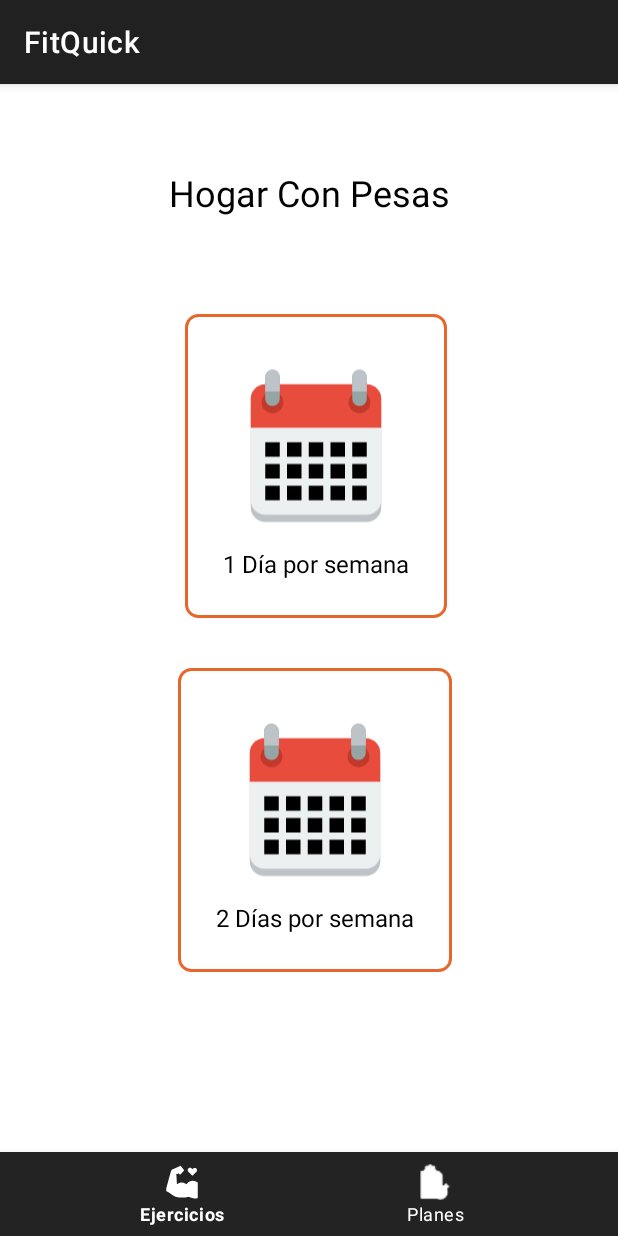
After one commit to SantiagoCifuentes/FitQuick, an Android app built with Jetpack Compose: the HogarPesasActivity screen opened directly, with no data from a screen before it, on a phone screen of 412 x 824 dp. The commit adds this screen. Run offline under Robolectric (Android 15) with nearby library versions, the phone set to English and light mode, and no system bars.

Commit message:
Se agrega funcionalidad al boton hogar con pesas

```diff
--- a/app/src/main/AndroidManifest.xml
+++ b/app/src/main/AndroidManifest.xml
@@ -12,21 +12,26 @@
         android:supportsRtl="true"
         android:theme="@style/Theme.FitQuick"
         tools:targetApi="31">
+
         <activity
             android:name=".FlexionesActivity"
             android:exported="false"
             android:label="@string/title_activity_flexiones"
             android:theme="@style/Theme.FitQuick" />
+
         <activity
             android:name=".HogarActivity"
             android:exported="false"
             android:label="@string/title_activity_hogar"
             android:theme="@style/Theme.FitQuick" />
+
         <activity
             android:name=".PlanesActivity"
             android:exported="false"
             android:label="@string/title_activity_planes"
             android:theme="@style/Theme.FitQuick" />
+
+        <!-- Punto de entrada de la aplicación -->
         <activity
             android:name=".MainActivity"
             android:exported="true"
@@ -34,10 +39,16 @@
             android:theme="@style/Theme.FitQuick">
             <intent-filter>
                 <action android:name="android.intent.action.MAIN" />
-
                 <category android:name="android.intent.category.LAUNCHER" />
             </intent-filter>
         </activity>
+
+
+        <activity
+            android:name=".HogarPesasActivity"
+            android:exported="true"
+            android:theme="@style/Theme.FitQuick" />
+
     </application>
 
 </manifest>
--- /dev/null
+++ b/app/src/main/java/com/example/fitquick/HogarPesasActivity.kt
@@ -0,0 +1,17 @@
+package com.example.fitquick
+
+import android.os.Bundle
+import androidx.appcompat.app.AppCompatActivity
+import androidx.fragment.app.FragmentTransaction
+
+class HogarPesasActivity : AppCompatActivity() {
+    override fun onCreate(savedInstanceState: Bundle?) {
+        super.onCreate(savedInstanceState)
+        setContentView(R.layout.hogar_activity)
+
+        supportFragmentManager
+            .beginTransaction()
+            .replace(R.id.fragment_pesas, PesasFragment())
+            .commit()
+    }
+}
--- /dev/null
+++ b/app/src/main/java/com/example/fitquick/PesasFragment.kt
@@ -0,0 +1,9 @@
+package com.example.fitquick
+
+import android.os.Bundle
+import android.view.LayoutInflater
+import android.view.View
+import android.view.ViewGroup
+import androidx.fragment.app.Fragment
+
+class PesasFragment : Fragment(R.layout.fragment_pesasr)
--- a/app/src/main/java/com/example/fitquick/PlanesActivity.kt
+++ b/app/src/main/java/com/example/fitquick/PlanesActivity.kt
@@ -16,17 +16,20 @@ class PlanesActivity : AppCompatActivity() {
         setContentView(R.layout.planes) //
         val tituloPantalla = intent.getStringExtra("TITULO_PANTALLA")
         val imagenHogar: ImageView = findViewById(R.id.ImgHogar)
+        val imagenHogarPesas: ImageView = findViewById(R.id.ImgHogarPesas)
         textView = findViewById(R.id.textViewPlanes)
         textView.text = "$tituloPantalla "
-
-
 
         imagenHogar.setOnClickListener {
             val intent = Intent(this, HogarActivity::class.java)
             startActivity(intent)
         }
 
-
+        // Botón para abrir Hogar con pesas (que mostrará el fragmento Pesas)
+        imagenHogarPesas.setOnClickListener {
+            val intent = Intent(this, HogarPesasActivity::class.java)
+            startActivity(intent)
+        }
     }
 
 }
--- /dev/null
+++ b/app/src/main/res/layout/fragment_pesasr.xml
@@ -0,0 +1,130 @@
+<?xml version="1.0" encoding="utf-8"?>
+<androidx.constraintlayout.widget.ConstraintLayout xmlns:android="http://schemas.android.com/apk/res/android"
+    xmlns:app="http://schemas.android.com/apk/res-auto"
+    xmlns:tools="http://schemas.android.com/tools"
+    android:layout_width="match_parent"
+    android:layout_height="match_parent"
+    tools:context=".HogarFragment">
+
+    <!-- Título Hogar -->
+
+    <!-- Contenedor para 1 Día por semana -->
+    <TextView
+        android:id="@+id/titleHogar"
+        android:layout_width="wrap_content"
+        android:layout_height="wrap_content"
+        android:layout_marginTop="56dp"
+        android:text="Hogar Con Pesas"
+        android:textColor="@color/black"
+        android:textSize="24sp"
+        app:layout_constraintEnd_toEndOf="parent"
+        app:layout_constraintStart_toStartOf="parent"
+        app:layout_constraintTop_toTopOf="parent" />
+
+    <androidx.cardview.widget.CardView
+        android:id="@+id/cardView"
+        android:layout_width="wrap_content"
+        android:layout_height="wrap_content"
+        app:cardBackgroundColor="@android:color/transparent"
+        app:cardCornerRadius="8dp"
+        app:cardElevation="4dp"
+        app:layout_constraintEnd_toEndOf="parent"
+        app:layout_constraintHorizontal_bias="0.5"
+        app:layout_constraintStart_toStartOf="parent"
+        app:layout_constraintTop_toBottomOf="@id/titleHogar">
+
+    </androidx.cardview.widget.CardView>
+
+    <!-- Contenedor para 2 Días por semana -->
+    <androidx.cardview.widget.CardView
+        android:layout_width="wrap_content"
+        android:layout_height="wrap_content"
+        app:cardBackgroundColor="@android:color/transparent"
+        app:cardCornerRadius="8dp"
+        app:cardElevation="4dp"
+
+        app:layout_constraintBottom_toBottomOf="parent"
+        app:layout_constraintEnd_toEndOf="parent"
+        app:layout_constraintHorizontal_bias="0.5"
+        app:layout_constraintStart_toStartOf="parent">
+
+    </androidx.cardview.widget.CardView>
+
+    <com.google.android.material.bottomnavigation.BottomNavigationView
+        android:id="@+id/bottomNavigation"
+        android:layout_width="match_parent"
+        android:layout_height="wrap_content"
+        android:background="#232323"
+        android:contextClickable="true"
+        android:textAlignment="center"
+        app:itemHorizontalTranslationEnabled="false"
+        app:itemIconSize="24dp"
+        app:itemTextColor="@color/white"
+        app:itemIconTint="@color/white"
+        app:labelVisibilityMode="auto"
+        app:layout_constraintBottom_toBottomOf="parent"
+        app:layout_constraintEnd_toEndOf="parent"
+        app:layout_constraintHorizontal_bias="0.0"
+        app:layout_constraintStart_toStartOf="parent"
+        app:layout_constraintTop_toTopOf="parent"
+        app:layout_constraintVertical_bias="1.0"
+        app:menu="@menu/bottom_nav_menu" />
+
+    <LinearLayout
+        android:layout_width="wrap_content"
+        android:layout_height="wrap_content"
+        android:background="@drawable/border_orange"
+        android:orientation="vertical"
+        android:padding="25dp"
+        app:layout_constraintBottom_toBottomOf="parent"
+        app:layout_constraintEnd_toEndOf="parent"
+        app:layout_constraintHorizontal_bias="0.517"
+        app:layout_constraintStart_toStartOf="parent"
+        app:layout_constraintTop_toTopOf="parent"
+        app:layout_constraintVertical_bias="0.689">
+
+        <ImageView
+            android:id="@+id/iconTwoDays"
+            android:layout_width="116dp"
+            android:layout_height="130dp"
+            android:layout_gravity="center"
+            android:src="@drawable/calendar" />
+
+        <TextView
+            android:id="@+id/textTwoDays"
+            android:layout_width="wrap_content"
+            android:layout_height="wrap_content"
+            android:text="2 Días por semana"
+            android:textColor="@color/black"
+            android:textSize="16sp" />
+    </LinearLayout>
+
+    <LinearLayout
+        android:layout_width="wrap_content"
+        android:layout_height="wrap_content"
+        android:background="@drawable/border_orange"
+        android:orientation="vertical"
+        android:padding="25dp"
+        app:layout_constraintBottom_toBottomOf="parent"
+        app:layout_constraintEnd_toEndOf="parent"
+        app:layout_constraintHorizontal_bias="0.52"
+        app:layout_constraintStart_toStartOf="parent"
+        app:layout_constraintTop_toTopOf="parent"
+        app:layout_constraintVertical_bias="0.271">
+
+        <ImageView
+            android:id="@+id/iconOneDay"
+            android:layout_width="116dp"
+            android:layout_height="130dp"
+            android:layout_gravity="center"
+            android:src="@drawable/calendar" />
+
+        <TextView
+            android:id="@+id/textOneDay"
+            android:layout_width="wrap_content"
+            android:layout_height="wrap_content"
+            android:text="1 Día por semana"
+            android:textColor="@color/black"
+            android:textSize="16sp" />
+    </LinearLayout>
+</androidx.constraintlayout.widget.ConstraintLayout>
--- a/app/src/main/res/layout/hogar_activity.xml
+++ b/app/src/main/res/layout/hogar_activity.xml
@@ -15,4 +15,9 @@
         app:layout_constraintEnd_toEndOf="parent"
         app:layout_constraintStart_toStartOf="parent"
         app:layout_constraintTop_toTopOf="parent" />
+
+    <FrameLayout
+        android:id="@+id/fragment_pesas"
+        android:layout_width="match_parent"
+        android:layout_height="match_parent"/>
 </androidx.constraintlayout.widget.ConstraintLayout>
```
